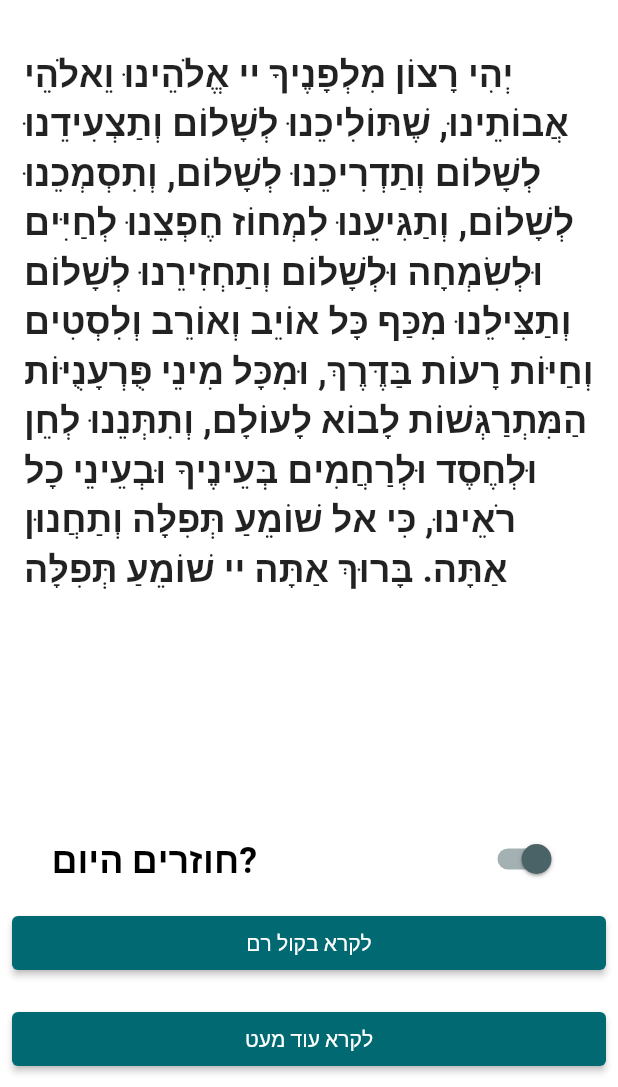
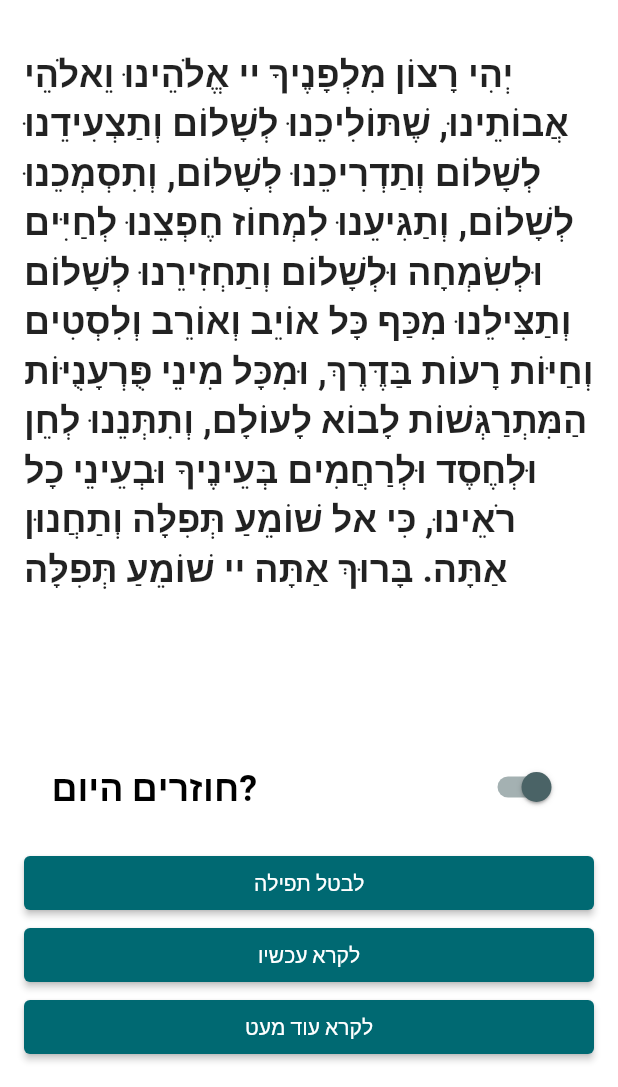
Before and after one commit to danielle-h/auto-tefilat-haderech, a Flutter app: the screen it shows after launch, after a tap on "לשמור ולהמשיך", on a phone screen of 412 x 824 dp, the part 149-1236 px from its top. Run offline on Flutter 3.47's test engine with Material 2 defaults, Android fonts, the phone set to English and light mode, and no system bars; our stand-ins replace just_audio, shared_preferences; missing offline and left inert: alarm.

Commit message:
feat: added cancel option from within the app

```diff
--- a/lib/alarm_params_page.dart
+++ b/lib/alarm_params_page.dart
@@ -88,9 +88,10 @@ class _AlarmParametersPageState extends State<AlarmParametersPage> {
                       initialSelection: voiceType,
                       dropdownMenuEntries: const [
                         DropdownMenuEntry<VoiceType>(
-                            value: VoiceType.female, label: "דניאלה"),
+                            value: VoiceType.female,
+                            label: Constants.femaleName),
                         DropdownMenuEntry<VoiceType>(
-                            value: VoiceType.male, label: "שמואל")
+                            value: VoiceType.male, label: Constants.maleName)
                       ]),
                   //return today?
                   const SizedBox(
--- a/lib/constants.dart
+++ b/lib/constants.dart
@@ -2,6 +2,10 @@ class Constants {
   //keys
   static String firstTimeUse = "firstTimeUse";
   static String prayerVersion = "prayerVersion";
+  //constants
+  static const String femaleName = "תהילה";
+  static const String maleName = "שמואל";
+  static const int alarmId = 42;//the answer to all questions.
 }
 
 enum VoiceType { female, male }
--- a/lib/home_page.dart
+++ b/lib/home_page.dart
@@ -20,6 +20,7 @@ class _HomePageState extends State<HomePage> {
   final player = AudioPlayer();
   bool isPlaying = false;
   bool returnToday = true;
+  bool alarmExists = false;
 
   @override
   void initState() {
@@ -38,6 +39,12 @@ class _HomePageState extends State<HomePage> {
         });
       }
     });
+    AlarmSettings? previousAlarm = Alarm.getAlarm(Constants.alarmId);
+    if (previousAlarm != null) {
+      setState(() {
+        alarmExists = true;
+      });
+    }
     //player.set
   }
 
@@ -90,6 +97,7 @@ class _HomePageState extends State<HomePage> {
             ),
           ),
           Expanded(
+            child: SingleChildScrollView(
               child: Container(
                 padding: EdgeInsets.all(16),
                 child: Text(
@@ -97,6 +105,7 @@ class _HomePageState extends State<HomePage> {
                   style: TextStyle(
                     fontSize: 24,
                     fontWeight: FontWeight.bold,
+                  ),
                 ),
               ),
             ),
@@ -132,24 +141,52 @@ class _HomePageState extends State<HomePage> {
             ],
           ),
           Container(
-            padding: EdgeInsets.all(8),
+            padding: EdgeInsets.all(16),
             width: double.infinity,
-            child: ElevatedButton(
+            child: Column(
+              crossAxisAlignment: CrossAxisAlignment.stretch,
+              children: [
+                alarmExists
+                    ? ElevatedButton(
+                        onPressed: () async {
+                          bool success = await Alarm.stop(Constants.alarmId);
+                          if (success) {
+                            setState(() {
+                              alarmExists = false;
+                            });
+                          }
+                          if (mounted) {
+                            if (success) {
+                              ScaffoldMessenger.of(context).showSnackBar(
+                                  const SnackBar(
+                                      content: Text("תפילה בוטלה בהצלחה")));
+                            } else {
+                              ScaffoldMessenger.of(context).showSnackBar(
+                                  const SnackBar(
+                                      content: Text("ביטול תפילה נכשל")));
+                            }
+                          }
+                        },
+                        child: Text('לבטל תפילה'),
+                        // style: ButtonStyle(
+                        //   backgroundColor: MaterialStateProperty.all(
+                        //       AppTheme.lightTheme().primaryColor),
+                        //   foregroundColor: MaterialStateProperty.all(Colors.white),
+                        // ),
+                      )
+                    : const SizedBox.shrink(),
+                ElevatedButton(
                   onPressed: () {
                     isPlaying ? stop() : readAloud();
                   },
-              child: isPlaying ? Text("לעצור") : Text('לקרא בקול רם'),
+                  child: isPlaying ? Text("לעצור") : Text('לקרא עכשיו'),
                   // style: ButtonStyle(
                   //   backgroundColor: MaterialStateProperty.all(
                   //       AppTheme.lightTheme().primaryColor),
                   //   foregroundColor: MaterialStateProperty.all(Colors.white),
                   // ),
                 ),
-          ),
-          Container(
-            padding: EdgeInsets.all(8),
-            width: double.infinity,
-            child: ElevatedButton(
+                ElevatedButton(
                   onPressed: () async {
                     PrayerParameters? parameters = await Navigator.push(
                         context,
@@ -168,7 +205,7 @@ class _HomePageState extends State<HomePage> {
                     //TODO use parameters to set alarm
                     //TODO need option to cancel
                     final alarmSettings = AlarmSettings(
-                  id: 42,
+                      id: Constants.alarmId,
                       dateTime: DateTime.now().add(parameters.time),
                       assetAudioPath: 'assets/sounds/$filename',
                       loopAudio: false,
@@ -179,7 +216,13 @@ class _HomePageState extends State<HomePage> {
                       notificationBody: 'אומר עכשיו',
                       enableNotificationOnKill: true,
                     );
+                    bool success =
                         await Alarm.set(alarmSettings: alarmSettings);
+                    if (success) {
+                      setState(() {
+                        alarmExists = true;
+                      });
+                    }
                   },
                   child: Text('לקרא עוד מעט'),
                   // style: ButtonStyle(
@@ -188,6 +231,8 @@ class _HomePageState extends State<HomePage> {
                   //   foregroundColor: MaterialStateProperty.all(Colors.white),
                   // ),
                 ),
+              ],
+            ),
           ),
         ],
       ),
```
Lines whose indentation alone changed are shown as unchanged.
